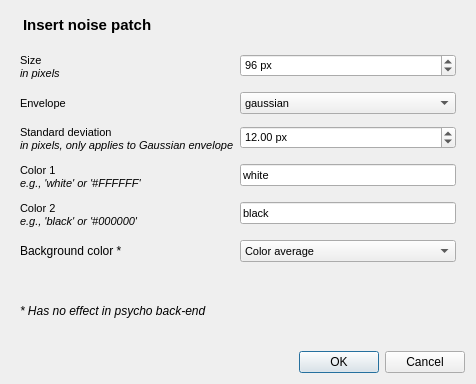
Old version of the form resources/ui/dialogs/noise_settings.ui in the repository open-cogsci/OpenSesame.
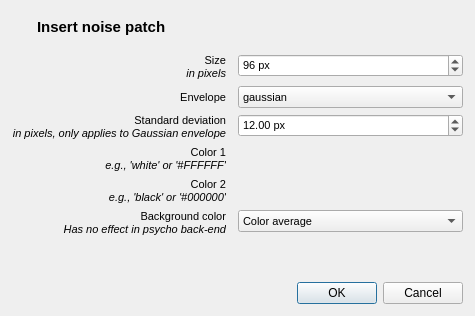
New version of the form. Icons and pictures are not drawn. Custom widgets are drawn as their Qt base class.

```diff
--- a/resources/ui/dialogs/noise_settings.ui
+++ b/resources/ui/dialogs/noise_settings.ui
@@ -6,14 +6,20 @@
    <rect>
     <x>0</x>
     <y>0</y>
-    <width>476</width>
-    <height>384</height>
+    <width>475</width>
+    <height>316</height>
    </rect>
   </property>
   <property name="windowTitle">
    <string>Insert noise patch</string>
   </property>
   <layout class="QVBoxLayout" name="verticalLayout">
+   <property name="spacing">
+    <number>12</number>
+   </property>
+   <property name="margin">
+    <number>12</number>
+   </property>
    <item>
     <widget class="QWidget" name="widget_header_box" native="true">
      <property name="sizePolicy">
@@ -24,10 +30,10 @@
      </property>
      <layout class="QHBoxLayout" name="horizontalLayout">
       <property name="spacing">
-       <number>0</number>
+       <number>12</number>
       </property>
       <property name="margin">
-       <number>5</number>
+       <number>6</number>
       </property>
       <item>
        <widget class="QLabel" name="label_noise_patch">
@@ -73,8 +79,17 @@
       <property name="fieldGrowthPolicy">
        <enum>QFormLayout::AllNonFixedFieldsGrow</enum>
       </property>
+      <property name="labelAlignment">
+       <set>Qt::AlignRight|Qt::AlignTrailing|Qt::AlignVCenter</set>
+      </property>
+      <property name="horizontalSpacing">
+       <number>12</number>
+      </property>
       <property name="verticalSpacing">
-       <number>12</number>
+       <number>6</number>
+      </property>
+      <property name="margin">
+       <number>0</number>
       </property>
       <item row="0" column="1">
        <widget class="QSpinBox" name="spinbox_size">
@@ -97,6 +112,9 @@
         <property name="text">
          <string>Envelope</string>
         </property>
+        <property name="alignment">
+         <set>Qt::AlignRight|Qt::AlignTrailing|Qt::AlignVCenter</set>
+        </property>
        </widget>
       </item>
       <item row="1" column="1">
@@ -128,6 +146,9 @@
         <property name="text">
          <string>Standard deviation&lt;br /&gt;&lt;i&gt;in pixels, only applies to Gaussian envelope&lt;/i&gt;</string>
         </property>
+        <property name="alignment">
+         <set>Qt::AlignRight|Qt::AlignTrailing|Qt::AlignVCenter</set>
+        </property>
        </widget>
       </item>
       <item row="2" column="1">
@@ -148,11 +169,14 @@
         <property name="text">
          <string>Color 1&lt;br /&gt;&lt;i&gt;e.g., 'white' or '#FFFFFF'&lt;/i&gt;</string>
         </property>
+        <property name="alignment">
+         <set>Qt::AlignRight|Qt::AlignTrailing|Qt::AlignVCenter</set>
+        </property>
        </widget>
       </item>
       <item row="3" column="1">
-       <widget class="color_edit" name="edit_color1">
-        <property name="text">
+       <widget class="color_edit" name="edit_color1" native="true">
+        <property name="text" stdset="0">
          <string notr="true">white</string>
         </property>
        </widget>
@@ -162,24 +186,26 @@
         <property name="text">
          <string>Color 2&lt;br /&gt;&lt;i&gt;e.g., 'black' or '#000000'&lt;/i&gt;</string>
         </property>
+        <property name="alignment">
+         <set>Qt::AlignRight|Qt::AlignTrailing|Qt::AlignVCenter</set>
+        </property>
        </widget>
       </item>
       <item row="4" column="1">
-       <widget class="color_edit" name="edit_color2">
-        <property name="text">
+       <widget class="color_edit" name="edit_color2" native="true">
+        <property name="text" stdset="0">
          <string notr="true">black</string>
         </property>
        </widget>
       </item>
       <item row="5" column="0">
        <widget class="QLabel" name="label_11">
-        <property name="font">
-         <font>
-          <pointsize>9</pointsize>
-         </font>
-        </property>
         <property name="text">
-         <string>Background color *</string>
+         <string>Background color&lt;br /&gt;
+&lt;i&gt;Has no effect in psycho back-end&lt;/i&gt;</string>
+        </property>
+        <property name="alignment">
+         <set>Qt::AlignRight|Qt::AlignTrailing|Qt::AlignVCenter</set>
         </property>
        </widget>
       </item>
@@ -202,27 +228,8 @@
         <property name="text">
          <string>Size&lt;br /&gt;&lt;i&gt;in pixels&lt;/i&gt;</string>
         </property>
-       </widget>
-      </item>
-     </layout>
-    </widget>
-   </item>
-   <item>
-    <widget class="QWidget" name="widget_3" native="true">
-     <layout class="QVBoxLayout" name="verticalLayout_2">
-      <item>
-       <widget class="QLabel" name="label_12">
-        <property name="font">
-         <font>
-          <pointsize>9</pointsize>
-          <italic>true</italic>
-         </font>
-        </property>
-        <property name="text">
-         <string>* Has no effect in psycho back-end</string>
-        </property>
-        <property name="wordWrap">
-         <bool>true</bool>
+        <property name="alignment">
+         <set>Qt::AlignRight|Qt::AlignTrailing|Qt::AlignVCenter</set>
         </property>
        </widget>
       </item>
@@ -247,8 +254,9 @@
  <customwidgets>
   <customwidget>
    <class>color_edit</class>
-   <extends>QLineEdit</extends>
-   <header>libqtopensesame/widgets/color_edit.h</header>
+   <extends>QWidget</extends>
+   <header>libqtopensesame.widgets.color_edit.h</header>
+   <container>1</container>
   </customwidget>
  </customwidgets>
  <resources/>
```
Left out of the diff: 20 changed lines with no effect on the pictures.
